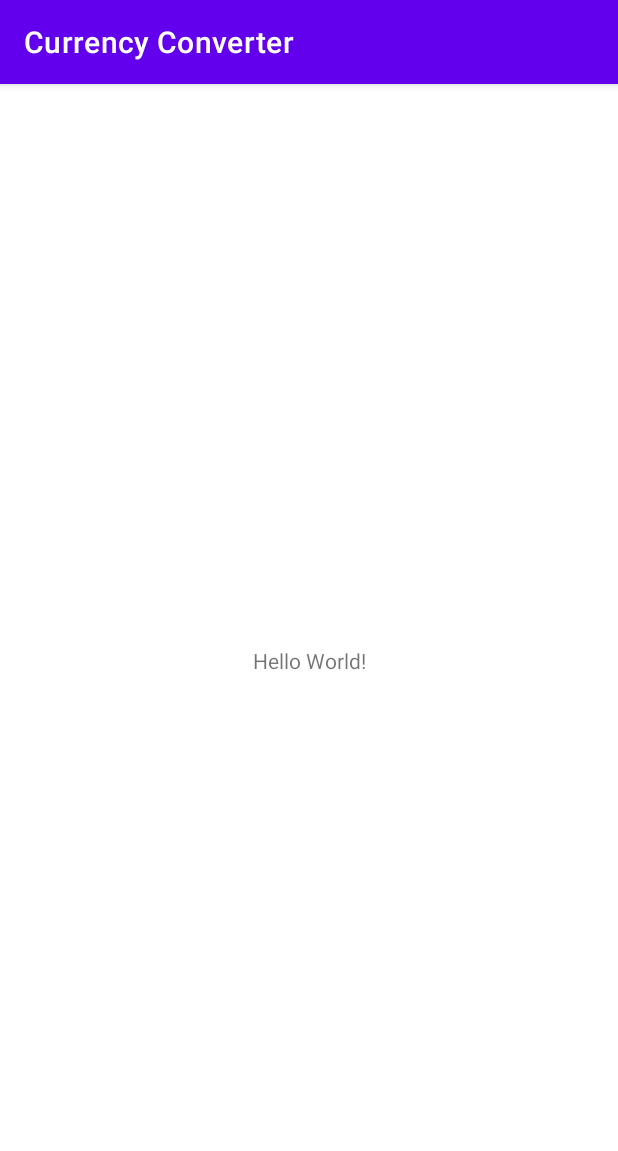
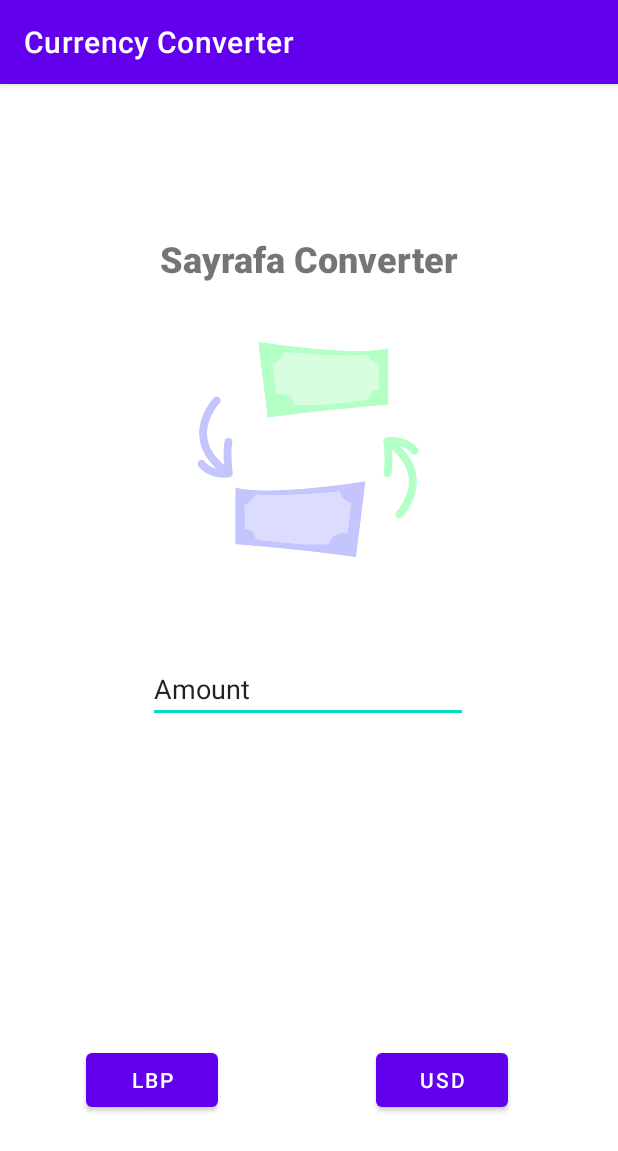
Before and after one commit to Adel-Y/CSC498-CurrencyConverter, an Android app: the screen it shows after launch (MainActivity), on a phone screen of 412 x 824 dp. Shown: the top 1151 px of the screen. Run offline under Robolectric (Android 15) with nearby library versions, the phone set to English and light mode, and no system bars.

Commit message:
xml layout modified

```diff
--- a/app/src/main/res/layout/activity_main.xml
+++ b/app/src/main/res/layout/activity_main.xml
@@ -7,12 +7,79 @@
     tools:context=".MainActivity">
 
     <TextView
+        android:id="@+id/textView"
         android:layout_width="wrap_content"
         android:layout_height="wrap_content"
-        android:text="Hello World!"
+        android:fontFamily="sans-serif-black"
+        android:text="Sayrafa Converter"
+        android:textSize="24sp"
         app:layout_constraintBottom_toBottomOf="parent"
         app:layout_constraintLeft_toLeftOf="parent"
         app:layout_constraintRight_toRightOf="parent"
-        app:layout_constraintTop_toTopOf="parent" />
+        app:layout_constraintTop_toTopOf="parent"
+        app:layout_constraintVertical_bias="0.136" />
+
+    <ImageView
+        android:id="@+id/imageView"
+        android:layout_width="164dp"
+        android:layout_height="147dp"
+        app:layout_constraintBottom_toBottomOf="parent"
+        app:layout_constraintEnd_toEndOf="parent"
+        app:layout_constraintHorizontal_bias="0.497"
+        app:layout_constraintStart_toStartOf="parent"
+        app:layout_constraintTop_toBottomOf="@+id/textView"
+        app:layout_constraintVertical_bias="0.076"
+        app:srcCompat="@drawable/money_exchange" />
+
+    <EditText
+        android:id="@+id/input"
+        android:layout_width="wrap_content"
+        android:layout_height="wrap_content"
+        android:ems="10"
+        android:inputType="textPersonName"
+        android:text="Amount"
+        app:layout_constraintBottom_toBottomOf="parent"
+        app:layout_constraintEnd_toEndOf="parent"
+        app:layout_constraintHorizontal_bias="0.497"
+        app:layout_constraintStart_toStartOf="parent"
+        app:layout_constraintTop_toBottomOf="@+id/imageView"
+        app:layout_constraintVertical_bias="0.156" />
+
+    <TextView
+        android:id="@+id/output"
+        android:layout_width="wrap_content"
+        android:layout_height="wrap_content"
+        app:layout_constraintBottom_toBottomOf="parent"
+        app:layout_constraintEnd_toEndOf="parent"
+        app:layout_constraintHorizontal_bias="0.118"
+        app:layout_constraintStart_toStartOf="parent"
+        app:layout_constraintTop_toBottomOf="@+id/input"
+        app:layout_constraintVertical_bias="0.351" />
+
+    <Button
+        android:id="@+id/lbp"
+        android:layout_width="wrap_content"
+        android:layout_height="wrap_content"
+        android:onClick="convertLBP"
+        android:text="LBP"
+        app:layout_constraintBottom_toBottomOf="parent"
+        app:layout_constraintEnd_toEndOf="parent"
+        app:layout_constraintHorizontal_bias="0.176"
+        app:layout_constraintStart_toStartOf="parent"
+        app:layout_constraintTop_toBottomOf="@+id/output"
+        app:layout_constraintVertical_bias="0.503" />
+
+    <Button
+        android:id="@+id/dollar"
+        android:layout_width="wrap_content"
+        android:layout_height="wrap_content"
+        android:onClick="convert$"
+        android:text="USD"
+        app:layout_constraintBottom_toBottomOf="parent"
+        app:layout_constraintEnd_toEndOf="parent"
+        app:layout_constraintHorizontal_bias="0.591"
+        app:layout_constraintStart_toEndOf="@+id/lbp"
+        app:layout_constraintTop_toBottomOf="@+id/output"
+        app:layout_constraintVertical_bias="0.503" />
 
 </androidx.constraintlayout.widget.ConstraintLayout>
```
Also changed, not shown: app/src/main/res/drawable/money_exchange.png (added).
